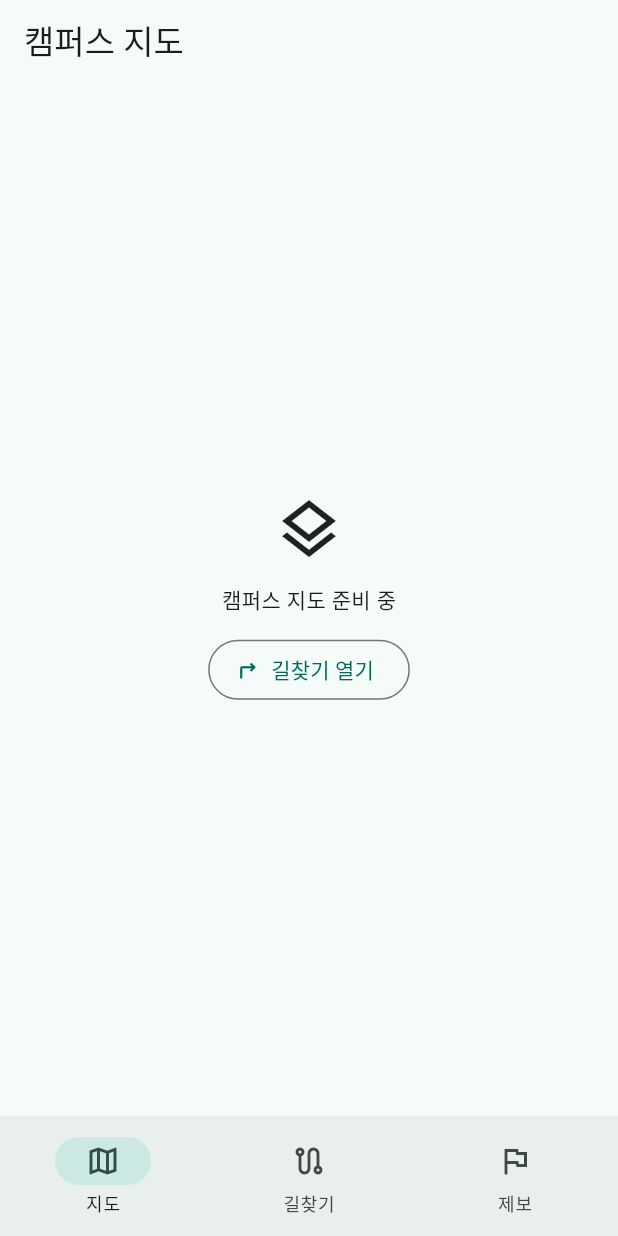
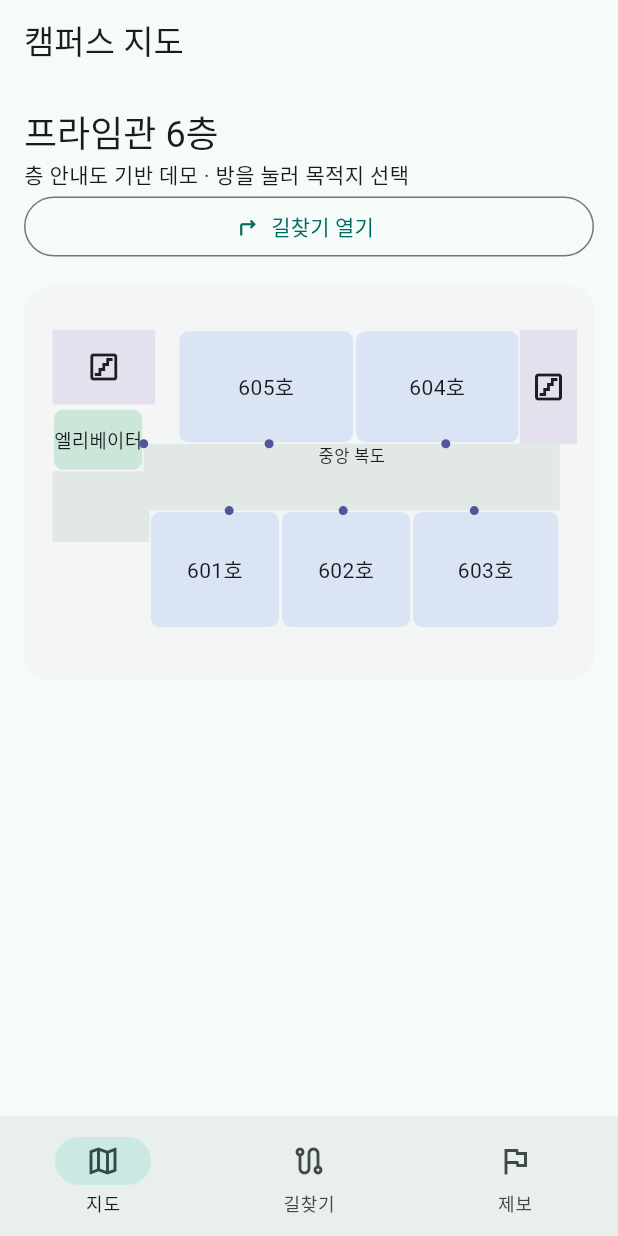
Before and after one commit to 0139702/yogijogi, a Flutter app: the screen it shows after launch, on a phone screen of 412 x 824 dp. Run offline on Flutter 3.47's test engine with Material 3 defaults, Android fonts, the phone set to English and light mode, and no system bars; our stand-ins replace material_ui.

Commit message:
[feat] 프라임관 6층 지도와 목적지 선택 추가

```diff
--- a/yogijogi/lib/app.dart
+++ b/yogijogi/lib/app.dart
@@ -2,6 +2,7 @@ import 'package:material_ui/material_ui.dart';
 
 import 'core/app_config.dart';
 import 'features/map/map_screen.dart';
+import 'features/map/prime_floor.dart';
 import 'features/navigation/route_screen.dart';
 import 'features/reports/report_api.dart';
 import 'features/reports/reports_screen.dart';
@@ -16,6 +17,7 @@ class MyApp extends StatefulWidget {
 class _MyAppState extends State<MyApp> {
   final _api = ReportApi(AppConfig.apiBaseUrl);
   int _index = 0;
+  PrimePlace? _destination;
 
   @override
   void dispose() {
@@ -33,8 +35,18 @@ class _MyAppState extends State<MyApp> {
         body: IndexedStack(
           index: _index,
           children: [
-            MapScreen(onDirections: () => setState(() => _index = 1)),
-            const RouteScreen(),
+            MapScreen(
+              onDirections: () => setState(() => _index = 1),
+              onPlaceSelected: (place) => setState(() {
+                _destination = place;
+                _index = 1;
+              }),
+            ),
+            RouteScreen(
+              destination: _destination,
+              onDestinationChanged: (place) =>
+                  setState(() => _destination = place),
+            ),
             if (_index == 2)
               ReportsScreen(api: _api)
             else
--- a/yogijogi/lib/features/map/map_screen.dart
+++ b/yogijogi/lib/features/map/map_screen.dart
@@ -1,27 +1,138 @@
 import 'package:material_ui/material_ui.dart';
 
+import 'prime_floor.dart';
+
 class MapScreen extends StatelessWidget {
-  const MapScreen({super.key, required this.onDirections});
+  const MapScreen({
+    super.key,
+    required this.onDirections,
+    required this.onPlaceSelected,
+  });
 
   final VoidCallback onDirections;
+  final ValueChanged<PrimePlace> onPlaceSelected;
 
   @override
   Widget build(BuildContext context) {
-    return Center(
-      child: Column(
-        mainAxisSize: MainAxisSize.min,
+    return ListView(
+      padding: const EdgeInsets.all(16),
       children: [
-          const Icon(Icons.layers_outlined, size: 48),
-          const SizedBox(height: 12),
-          const Text('캠퍼스 지도 준비 중'),
-          const SizedBox(height: 12),
+        Text('프라임관 6층', style: Theme.of(context).textTheme.headlineSmall),
+        const Text('층 안내도 기반 데모 · 방을 눌러 목적지 선택'),
         OutlinedButton.icon(
           onPressed: onDirections,
           icon: const Icon(Icons.turn_right),
           label: const Text('길찾기 열기'),
         ),
+        const SizedBox(height: 16),
+        Center(
+          child: ConstrainedBox(
+            constraints: const BoxConstraints(maxWidth: 560),
+            child: AspectRatio(
+              aspectRatio: 1.45,
+              child: LayoutBuilder(
+                builder: (context, constraints) {
+                  final width = constraints.maxWidth;
+                  final height = constraints.maxHeight;
+                  Rect scale(Rect bounds) => Rect.fromLTRB(
+                    bounds.left * width,
+                    bounds.top * height,
+                    bounds.right * width,
+                    bounds.bottom * height,
+                  );
+                  const passage = ColoredBox(color: Color(0xffe2e8e6));
+                  return DecoratedBox(
+                    decoration: BoxDecoration(
+                      color: const Color(0xfff3f6f5),
+                      borderRadius: BorderRadius.circular(16),
+                    ),
+                    child: Stack(
+                      children: [
+                        Positioned.fromRect(
+                          rect: scale(primeHall),
+                          child: passage,
+                        ),
+                        Positioned.fromRect(
+                          rect: scale(primeCorridor),
+                          child: const ColoredBox(
+                            color: Color(0xffe2e8e6),
+                            child: Align(
+                              alignment: Alignment.topCenter,
+                              child: Text(
+                                '중앙 복도',
+                                style: TextStyle(fontSize: 11),
+                              ),
+                            ),
+                          ),
+                        ),
+                        for (final stairs in primeStairs)
+                          Positioned.fromRect(
+                            rect: scale(stairs),
+                            child: const ColoredBox(
+                              color: Color(0xffe4e0ed),
+                              child: Center(
+                                child: Icon(
+                                  Icons.stairs_outlined,
+                                  semanticLabel: '계단',
+                                ),
+                              ),
+                            ),
+                          ),
+                        for (final place in PrimePlace.values)
+                          Positioned.fromRect(
+                            rect: scale(place.bounds).deflate(1),
+                            child: Semantics(
+                              label: place.label,
+                              button: true,
+                              child: Tooltip(
+                                message: place.label,
+                                excludeFromSemantics: true,
+                                child: Material(
+                                  color: place == PrimePlace.elevator
+                                      ? const Color(0xffcde6da)
+                                      : const Color(0xffdae4f5),
+                                  borderRadius: BorderRadius.circular(6),
+                                  child: InkWell(
+                                    borderRadius: BorderRadius.circular(6),
+                                    onTap: () => onPlaceSelected(place),
+                                    child: Center(
+                                      child: FittedBox(
+                                        fit: BoxFit.scaleDown,
+                                        child: ExcludeSemantics(
+                                          child: Text(place.mapLabel),
+                                        ),
+                                      ),
+                                    ),
+                                  ),
+                                ),
+                              ),
+                            ),
+                          ),
+                        for (final place in PrimePlace.values)
+                          Positioned(
+                            left: place.door.dx * width - 3,
+                            top: place.door.dy * height - 3,
+                            child: const IgnorePointer(
+                              child: SizedBox.square(
+                                dimension: 6,
+                                child: DecoratedBox(
+                                  decoration: BoxDecoration(
+                                    color: Color(0xff50569a),
+                                    shape: BoxShape.circle,
+                                  ),
+                                ),
+                              ),
+                            ),
+                          ),
                       ],
                     ),
                   );
+                },
+              ),
+            ),
+          ),
+        ),
+      ],
+    );
   }
 }
--- /dev/null
+++ b/yogijogi/lib/features/map/prime_floor.dart
@@ -0,0 +1,55 @@
+import 'dart:ui';
+
+/// Approximate positions on the floor guide, in normalized map coordinates.
+enum PrimePlace {
+  elevator(
+    '엘리베이터',
+    '6층 엘리베이터 앞',
+    Rect.fromLTWH(.05, .31, .16, .16),
+    Offset(.21, .40),
+  ),
+  room601(
+    '601호',
+    '601호 네트워크보안 실습실',
+    Rect.fromLTWH(.22, .57, .23, .30),
+    Offset(.36, .57),
+  ),
+  room602(
+    '602호',
+    '602호 프로그래밍 실습실 A',
+    Rect.fromLTWH(.45, .57, .23, .30),
+    Offset(.56, .57),
+  ),
+  room603(
+    '603호',
+    '603호 프로그래밍 실습실 B',
+    Rect.fromLTWH(.68, .57, .26, .30),
+    Offset(.79, .57),
+  ),
+  room604(
+    '604호',
+    '604호 해킹실습실',
+    Rect.fromLTWH(.58, .11, .29, .29),
+    Offset(.74, .40),
+  ),
+  room605(
+    '605호',
+    '605호 디지털보안 실습실',
+    Rect.fromLTWH(.27, .11, .31, .29),
+    Offset(.43, .40),
+  );
+
+  const PrimePlace(this.mapLabel, this.label, this.bounds, this.door);
+
+  final String mapLabel;
+  final String label;
+  final Rect bounds;
+  final Offset door;
+}
+
+const primeCorridor = Rect.fromLTWH(.21, .40, .73, .17);
+const primeHall = Rect.fromLTWH(.05, .47, .17, .18);
+const primeStairs = [
+  Rect.fromLTWH(.05, .11, .18, .19),
+  Rect.fromLTWH(.87, .11, .10, .29),
+];
--- a/yogijogi/lib/features/navigation/route_screen.dart
+++ b/yogijogi/lib/features/navigation/route_screen.dart
@@ -1,4 +1,6 @@
 import 'package:material_ui/material_ui.dart';
+
+import '../map/prime_floor.dart';
 
 enum _RouteOption {
   shortest('최단거리', '이동 거리가 가장 짧은 경로'),
@@ -11,35 +13,28 @@ enum _RouteOption {
   final String description;
 }
 
-enum _DemoPlace {
-  elevator('6층 엘리베이터 앞'),
-  room601('601호 네트워크보안 실습실'),
-  room602('602호 프로그래밍 실습실 A'),
-  room603('603호 프로그래밍 실습실 B'),
-  room604('604호 해킹실습실'),
-  room605('605호 디지털보안 실습실');
+class RouteScreen extends StatefulWidget {
+  const RouteScreen({
+    super.key,
+    required this.destination,
+    required this.onDestinationChanged,
+  });
 
-  const _DemoPlace(this.label);
-
-  final String label;
-}
-
-class RouteScreen extends StatefulWidget {
-  const RouteScreen({super.key});
+  final PrimePlace? destination;
+  final ValueChanged<PrimePlace> onDestinationChanged;
 
   @override
   State<RouteScreen> createState() => _RouteScreenState();
 }
 
 class _RouteScreenState extends State<RouteScreen> {
-  _DemoPlace _start = _DemoPlace.elevator;
-  _DemoPlace? _destination;
+  PrimePlace _start = PrimePlace.elevator;
   _RouteOption _option = _RouteOption.shortest;
 
   Widget _placeField({
     required String label,
-    required _DemoPlace? value,
-    required ValueChanged<_DemoPlace> onChanged,
+    required PrimePlace? value,
+    required ValueChanged<PrimePlace> onChanged,
   }) {
     return InputDecorator(
       decoration: InputDecoration(
@@ -47,7 +42,7 @@ class _RouteScreenState extends State<RouteScreen> {
         border: const OutlineInputBorder(),
       ),
       child: DropdownButtonHideUnderline(
-        child: DropdownButton<_DemoPlace>(
+        child: DropdownButton<PrimePlace>(
           isExpanded: true,
           isDense: true,
           value: value,
@@ -56,7 +51,7 @@ class _RouteScreenState extends State<RouteScreen> {
             if (place != null) onChanged(place);
           },
           items: [
-            for (final place in _DemoPlace.values)
+            for (final place in PrimePlace.values)
               DropdownMenuItem(value: place, child: Text(place.label)),
           ],
         ),
@@ -66,7 +61,7 @@ class _RouteScreenState extends State<RouteScreen> {
 
   @override
   Widget build(BuildContext context) {
-    final destination = _destination;
+    final destination = widget.destination;
     return ListView(
       padding: const EdgeInsets.all(16),
       children: [
@@ -87,16 +82,16 @@ class _RouteScreenState extends State<RouteScreen> {
             icon: const Icon(Icons.swap_vert),
             onPressed: destination == null
                 ? null
-                : () => setState(() {
-                    _destination = _start;
-                    _start = destination;
-                  }),
+                : () {
+                    widget.onDestinationChanged(_start);
+                    setState(() => _start = destination);
+                  },
           ),
         ),
         _placeField(
           label: '목적지',
           value: destination,
-          onChanged: (place) => setState(() => _destination = place),
+          onChanged: widget.onDestinationChanged,
         ),
         const SizedBox(height: 24),
         Text('어떤 길로 갈까요?', style: Theme.of(context).textTheme.titleLarge),
```
Also changed, not shown: 1 other file. Lines whose indentation alone changed are shown as unchanged.
